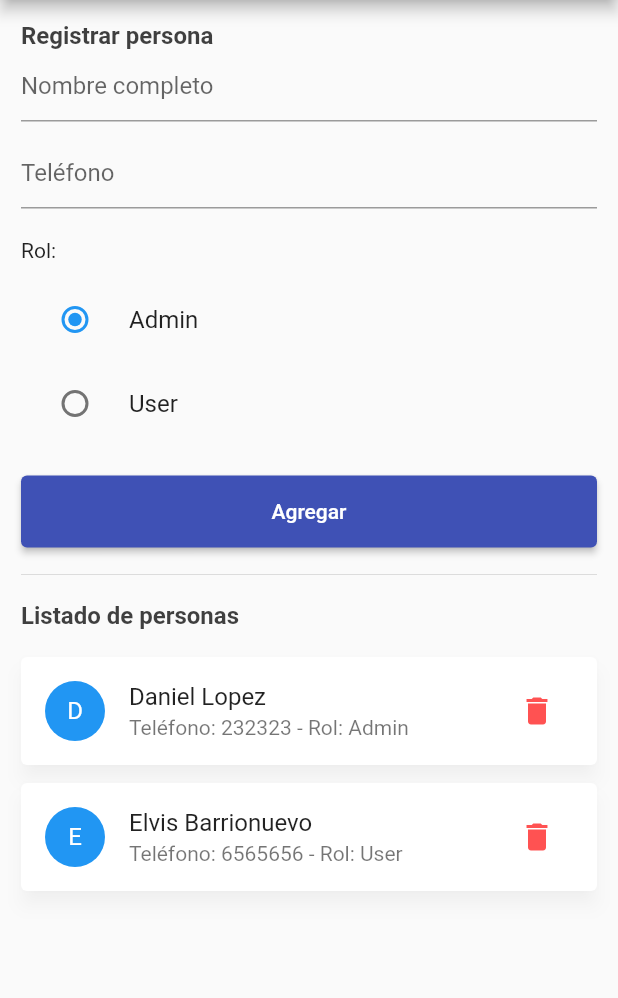
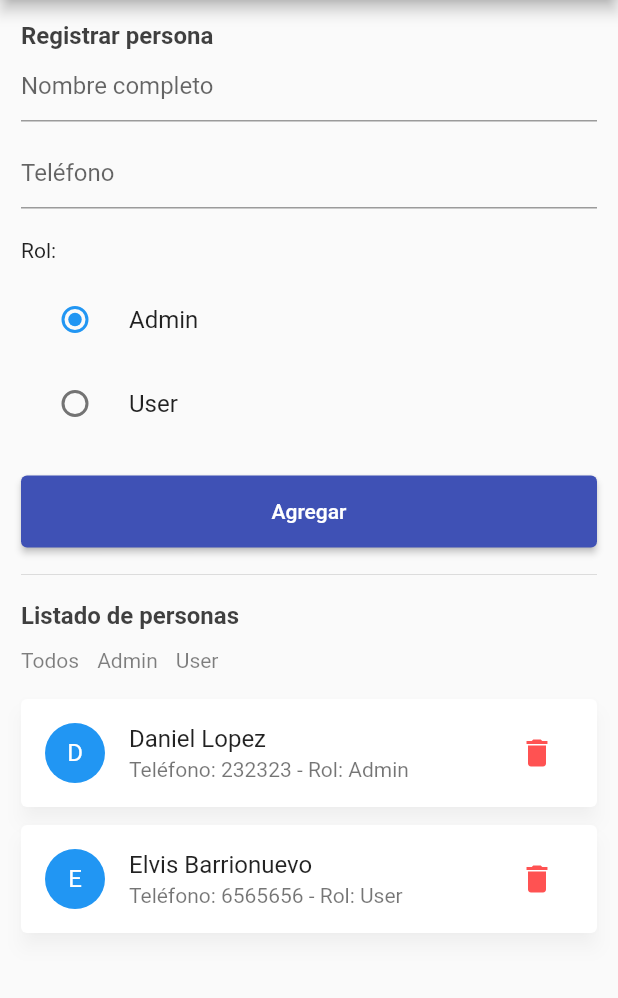
Before and after one commit to ehbarrionuevo/flutter_codigo2_people, a Flutter app: the screen it shows after launch, on a phone screen of 412 x 824 dp, the part 84-1082 px from its top. Run offline on Flutter 3.47's test engine with Material 2 defaults, Android fonts, the phone set to English and light mode, and no system bars.

Commit message:
Test 3.8

```diff
--- a/lib/people_page.dart
+++ b/lib/people_page.dart
@@ -154,6 +154,59 @@ class _PeoplePageState extends State<PeoplePage> {
             const SizedBox(
               height: 12.0,
             ),
+
+            Row(
+              children: [
+                Container(
+                  margin: const EdgeInsets.only(right: 12.0),
+                  child: InkWell(
+                    onTap: (){
+
+                    },
+                    child: Text(
+                      "Todos",
+                      style: TextStyle(
+                        color: Colors.black.withOpacity(0.5),
+                      ),
+                    ),
+                  ),
+                ),
+
+                Container(
+                  margin: const EdgeInsets.only(right: 12.0),
+                  child: InkWell(
+                    onTap: (){
+
+                    },
+                    child: Text(
+                      "Admin",
+                      style: TextStyle(
+                        color: Colors.black.withOpacity(0.5),
+                      ),
+                    ),
+                  ),
+                ),
+                Container(
+                  margin: const EdgeInsets.only(right: 12.0),
+                  child: InkWell(
+                    onTap: (){
+
+                    },
+                    child: Text(
+                      "User",
+                      style: TextStyle(
+                        color: Colors.black.withOpacity(0.5),
+                      ),
+                    ),
+                  ),
+                ),
+              ],
+            ),
+
+            const SizedBox(
+              height: 12.0,
+            ),
+
             people2.isNotEmpty
                 ? Column(
                     children: List.generate(
@@ -168,7 +221,7 @@ class _PeoplePageState extends State<PeoplePage> {
                     ),
                   )
                 : Center(
-                  child: Column(
+                    child: Column(
                       children: [
                         const SizedBox(
                           height: 20.0,
@@ -184,7 +237,7 @@ class _PeoplePageState extends State<PeoplePage> {
                         const Text("No hay registros"),
                       ],
                     ),
-                ),
+                  ),
           ],
           // children:
           //     people2.map<Widget>((e) => ItemPersonWidget(data: e)).toList(),
```
